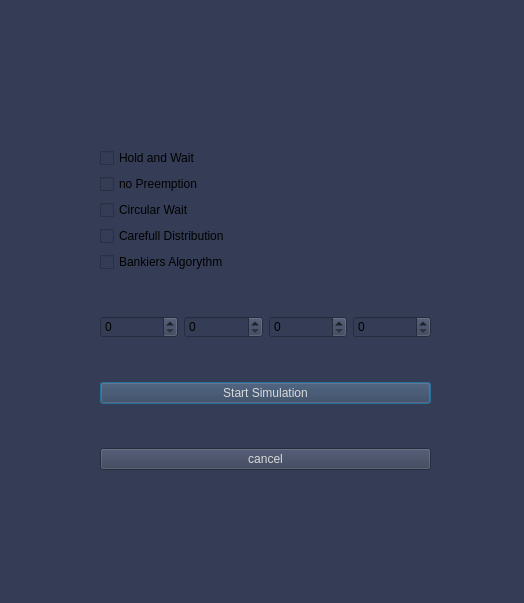
First picture: the form in DeadLocks-Final-Test/startdialog.ui, repository breathTake/Deadlocks-Algorithm-Simulation, before the edit.
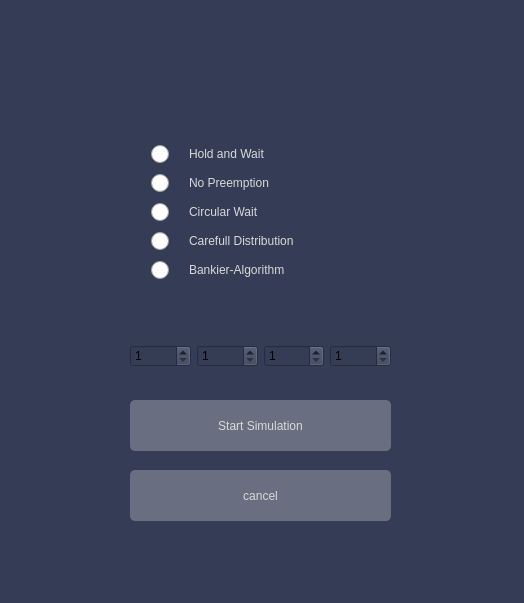
Second picture: the form after the edit. Icons and pictures are not drawn.

Commit message:
changed start dialog
edited style sheets

The edit to the form file:
```diff
--- a/DeadLocks-Final-Test/startdialog.ui
+++ b/DeadLocks-Final-Test/startdialog.ui
@@ -19,213 +19,345 @@
   <widget class="QWidget" name="">
    <property name="geometry">
     <rect>
-     <x>100</x>
-     <y>110</y>
-     <width>331</width>
-     <height>401</height>
+     <x>150</x>
+     <y>140</y>
+     <width>209</width>
+     <height>146</height>
     </rect>
    </property>
    <layout class="QVBoxLayout" name="verticalLayout_2">
     <item>
-     <layout class="QVBoxLayout" name="verticalLayout">
-      <item>
-       <widget class="QCheckBox" name="checkBox_HoldAndWait">
-        <property name="styleSheet">
-         <string notr="true">border: none;
-font: 14pt &quot;Futura Bk BT&quot;;
-font-color:  rgb(217, 217, 217);
-background-color:  none;
-spacing:  25px;
-QCheckBox {
-    spacing:  20px;
-};
+     <widget class="QRadioButton" name="radio_holdwait">
+      <property name="styleSheet">
+       <string notr="true">QRadioButton {
+	font: 14pt &quot;Futura Bk BT&quot;;
+	color:  rgb(217, 217, 217);
+    spacing: 20px;
+	background-color: none;
+}
 
 
-indicator::unchecked: 	image: url(:/resources/checkBox_off.png);
-QCheckBox::indicator:checked {
-    
-	image: url(:/resources/checkBox_on.png);
-	border: none;
-	background-color:  none;
+QRadioButton::indicator::hover {
+	color: rgb(105, 111, 128);
 }
-</string>
-        </property>
-        <property name="text">
-         <string>Hold and Wait</string>
-        </property>
-        <property name="tristate">
-         <bool>false</bool>
-        </property>
-       </widget>
-      </item>
-      <item>
-       <widget class="QCheckBox" name="checkBox_noPreemption">
-        <property name="styleSheet">
-         <string notr="true">border: none;
-font: 14pt &quot;Futura Bk BT&quot;;
-font-color:  rgb(217, 217, 217);
-background-color:  none;
-spacing:  25px;
-QCheckBox {
-    spacing:  20px;
-};
 
+QRadioButton::indicator {
+    width: 19px;
+    height: 19px;
+}
 
-indicator::unchecked: 	image: url(:/resources/checkBox_off.png);
-QCheckBox::indicator:checked {
-    
+QRadioButton::indicator:unchecked {
+	
+	image: url(:/resources/checkBox_off.png);
+}
+
+QRadioButton::indicator:checked {
+	
 	image: url(:/resources/checkBox_on.png);
-	border: none;
-	background-color:  none;
+}</string>
+      </property>
+      <property name="text">
+       <string>Hold and Wait</string>
+      </property>
+     </widget>
+    </item>
+    <item>
+     <widget class="QRadioButton" name="radio_preempt">
+      <property name="styleSheet">
+       <string notr="true">QRadioButton {
+	font: 14pt &quot;Futura Bk BT&quot;;
+	color:  rgb(217, 217, 217);
+    spacing: 20px;
+background-color: none;
 }
-</string>
-        </property>
-        <property name="text">
-         <string>no Preemption</string>
-        </property>
-        <property name="tristate">
-         <bool>false</bool>
-        </property>
-       </widget>
-      </item>
-      <item>
-       <widget class="QCheckBox" name="checkBox_circularWait">
-        <property name="styleSheet">
-         <string notr="true">border: none;
-font: 14pt &quot;Futura Bk BT&quot;;
-font-color:  rgb(217, 217, 217);
-background-color:  none;
-spacing:  25px;
-QCheckBox {
-    spacing:  20px;
-};
 
+QRadioButton::indicator {
+    width: 19px;
+    height: 19px;
+}
 
-indicator::unchecked: 	image: url(:/resources/checkBox_off.png);
-QCheckBox::indicator:checked {
-    
+QRadioButton::indicator:unchecked {
+	
+	image: url(:/resources/checkBox_off.png);
+}
+
+QRadioButton::indicator:checked {
+	
 	image: url(:/resources/checkBox_on.png);
-	border: none;
-	background-color:  none;
 }
 </string>
-        </property>
-        <property name="text">
-         <string>Circular Wait</string>
-        </property>
-        <property name="tristate">
-         <bool>false</bool>
-        </property>
-       </widget>
-      </item>
-      <item>
-       <widget class="QCheckBox" name="checkBox_CarefullDistribution">
-        <property name="styleSheet">
-         <string notr="true">border: none;
-font: 14pt &quot;Futura Bk BT&quot;;
-font-color:  rgb(217, 217, 217);
-background-color:  none;
-spacing:  25px;
-QCheckBox {
-    spacing:  20px;
-};
+      </property>
+      <property name="text">
+       <string>No Preemption</string>
+      </property>
+     </widget>
+    </item>
+    <item>
+     <widget class="QRadioButton" name="radio_circularw">
+      <property name="styleSheet">
+       <string notr="true">QRadioButton {
+	font: 14pt &quot;Futura Bk BT&quot;;
+	color:  rgb(217, 217, 217);
+    spacing: 20px;
+background-color: none;
+}
 
+QRadioButton::indicator {
+    width: 19px;
+    height: 19px;
+}
 
-indicator::unchecked: 	image: url(:/resources/checkBox_off.png);
-QCheckBox::indicator:checked {
-    
+QRadioButton::indicator:unchecked {
+	
+	image: url(:/resources/checkBox_off.png);
+}
+
+QRadioButton::indicator:checked {
+	
 	image: url(:/resources/checkBox_on.png);
-	border: none;
-	background-color:  none;
+}</string>
+      </property>
+      <property name="text">
+       <string>Circular Wait</string>
+      </property>
+     </widget>
+    </item>
+    <item>
+     <widget class="QRadioButton" name="radio_bankier_2">
+      <property name="styleSheet">
+       <string notr="true">QRadioButton {
+	font: 14pt &quot;Futura Bk BT&quot;;
+	color:  rgb(217, 217, 217);
+    spacing: 20px;
+background-color: none;
 }
-</string>
-        </property>
-        <property name="text">
-         <string>Carefull Distribution</string>
-        </property>
-        <property name="tristate">
-         <bool>false</bool>
-        </property>
-       </widget>
-      </item>
-      <item>
-       <widget class="QCheckBox" name="checkBox_BankiersAlgorythm">
-        <property name="styleSheet">
-         <string notr="true">border: none;
-font: 14pt &quot;Futura Bk BT&quot;;
-font-color:  rgb(217, 217, 217);
-background-color:  none;
-spacing:  25px;
-QCheckBox {
-    spacing:  20px;
-};
 
+QRadioButton::indicator {
+    width: 19px;
+    height: 19px;
+}
 
-indicator::unchecked: 	image: url(:/resources/checkBox_off.png);
-QCheckBox::indicator:checked {
-    
-	image: url(:/resources/checkBox_on.png);
-	border: none;
-	background-color:  none;
+QRadioButton::indicator:unchecked {
+	
+	image: url(:/resources/checkBox_off.png);
 }
-</string>
-        </property>
-        <property name="text">
-         <string>Bankiers Algorythm</string>
-        </property>
-        <property name="tristate">
-         <bool>false</bool>
-        </property>
-       </widget>
-      </item>
-     </layout>
+
+QRadioButton::indicator:checked {
+	
+	image: url(:/resources/checkBox_on.png);
+}</string>
+      </property>
+      <property name="text">
+       <string>Carefull Distribution</string>
+      </property>
+     </widget>
     </item>
     <item>
-     <layout class="QHBoxLayout" name="horizontalLayout">
-      <item>
-       <widget class="QSpinBox" name="spinBox_Printer"/>
-      </item>
-      <item>
-       <widget class="QSpinBox" name="spinBox_Cd"/>
-      </item>
-      <item>
-       <widget class="QSpinBox" name="spinBox_Plotter"/>
-      </item>
-      <item>
-       <widget class="QSpinBox" name="spinBox_TapeDrive"/>
-      </item>
-     </layout>
+     <widget class="QRadioButton" name="radio_bankier">
+      <property name="styleSheet">
+       <string notr="true">QRadioButton {
+	font: 14pt &quot;Futura Bk BT&quot;;
+	color:  rgb(217, 217, 217);
+    spacing: 20px;
+background-color: none;
+}
+
+QRadioButton::indicator {
+    width: 19px;
+    height: 19px;
+}
+
+QRadioButton::indicator:unchecked {
+	
+	image: url(:/resources/checkBox_off.png);
+}
+
+QRadioButton::indicator:checked {
+	
+	image: url(:/resources/checkBox_on.png);
+}</string>
+      </property>
+      <property name="text">
+       <string>Bankier-Algorithm</string>
+      </property>
+     </widget>
     </item>
+   </layout>
+  </widget>
+  <widget class="QWidget" name="">
+   <property name="geometry">
+    <rect>
+     <x>130</x>
+     <y>340</y>
+     <width>261</width>
+     <height>32</height>
+    </rect>
+   </property>
+   <layout class="QHBoxLayout" name="horizontalLayout">
     <item>
-     <widget class="QPushButton" name="startSimulationButton">
+     <widget class="QSpinBox" name="spinBox_Printer">
       <property name="styleSheet">
-       <string notr="true">border-image: url(:/resources/button_on.png);
-font: 18pt &quot;Futura BdCn BT&quot;;
-color: rgb(217, 217, 217);</string>
+       <string notr="true">QSpinBox {
+    padding-right: 15px; /* make room for the arrows */
+    border-image: url(:/images/frame.png) 4;
+    border-width: 3;
+}
+
+QSpinBox::up-button {
+    subcontrol-origin: border;
+    subcontrol-position: top right; /* position at the top right corner */
+
+    width: 16px; /* 16 + 2*1px border-width = 15px padding + 3px parent border */
+    border-image: url(:/images/spinup.png) 1;
+    border-width: 1px;
+}
+
+QSpinBox::up-button:hover {
+    border-image: url(:/images/spinup_hover.png) 1;
+}
+
+QSpinBox::up-button:pressed {
+    border-image: url(:/images/spinup_pressed.png) 1;
+}
+
+QSpinBox::up-arrow {
+    image: url(:/images/up_arrow.png);
+    width: 7px;
+    height: 7px;
+}
+
+QSpinBox::up-arrow:disabled, QSpinBox::up-arrow:off { /* off state when value is max */
+   image: url(:/images/up_arrow_disabled.png);
+}
+
+QSpinBox::down-button {
+    subcontrol-origin: border;
+    subcontrol-position: bottom right; /* position at bottom right corner */
+
+    width: 16px;
+    border-image: url(:/images/spindown.png) 1;
+    border-width: 1px;
+    border-top-width: 0;
+}
+
+QSpinBox::down-button:hover {
+    border-image: url(:/images/spindown_hover.png) 1;
+}
+
+QSpinBox::down-button:pressed {
+    border-image: url(:/images/spindown_pressed.png) 1;
+}
+
+QSpinBox::down-arrow {
+    image: url(:/images/down_arrow.png);
+    width: 7px;
+    height: 7px;
+}
+
+QSpinBox::down-arrow:disabled,
+QSpinBox::down-arrow:off { /* off state when value in min */
+   image: url(:/images/down_arrow_disabled.png);
+}</string>
       </property>
-      <property name="text">
-       <string>Start Simulation</string>
+      <property name="minimum">
+       <number>1</number>
       </property>
-      <property name="checkable">
-       <bool>false</bool>
+      <property name="maximum">
+       <number>10</number>
       </property>
      </widget>
     </item>
     <item>
-     <widget class="QPushButton" name="cancelButton">
-      <property name="styleSheet">
-       <string notr="true">border-image: url(:/resources/button_on.png);
-font: 18pt &quot;Futura BdCn BT&quot;;
-color: rgb(217, 217, 217);
-</string>
+     <widget class="QSpinBox" name="spinBox_Cd">
+      <property name="minimum">
+       <number>1</number>
       </property>
-      <property name="text">
-       <string>cancel</string>
+      <property name="maximum">
+       <number>10</number>
       </property>
      </widget>
     </item>
+    <item>
+     <widget class="QSpinBox" name="spinBox_Plotter">
+      <property name="minimum">
+       <number>1</number>
+      </property>
+      <property name="maximum">
+       <number>10</number>
+      </property>
+     </widget>
+    </item>
+    <item>
+     <widget class="QSpinBox" name="spinBox_TapeDrive">
+      <property name="minimum">
+       <number>1</number>
+      </property>
+      <property name="maximum">
+       <number>10</number>
+      </property>
+     </widget>
+    </item>
    </layout>
   </widget>
+  <widget class="QPushButton" name="startSimulationButton">
+   <property name="geometry">
+    <rect>
+     <x>130</x>
+     <y>400</y>
+     <width>261</width>
+     <height>51</height>
+    </rect>
+   </property>
+   <property name="styleSheet">
+    <string notr="true">QPushButton {
+    border-radius: 5px;
+	background-color: rgb(105, 111, 128);
+	font: 18pt &quot;Futura BdCn BT&quot;;
+	color: rgb(217, 217, 217);
+};
+QPushButton::pressed {
+    border-radius: 5px;
+	background-color: rgb(40, 43, 52);
+	font: 18pt &quot;Futura BdCn BT&quot;;
+	color: rgb(217, 217, 217);
+}
+</string>
+   </property>
+   <property name="text">
+    <string>Start Simulation</string>
+   </property>
+   <property name="checkable">
+    <bool>false</bool>
+   </property>
+  </widget>
+  <widget class="QPushButton" name="cancelButton">
+   <property name="geometry">
+    <rect>
+     <x>130</x>
+     <y>470</y>
+     <width>261</width>
+     <height>51</height>
+    </rect>
+   </property>
+   <property name="styleSheet">
+    <string notr="true">QPushButton {
+    border-radius: 5px;
+	background-color: rgb(105, 111, 128);
+	font: 18pt &quot;Futura BdCn BT&quot;;
+	color: rgb(217, 217, 217);
+};
+QPushButton::pressed {
+    border-radius: 5px;
+	background-color: rgb(40, 43, 52);
+	font: 18pt &quot;Futura BdCn BT&quot;;
+	color: rgb(217, 217, 217);
+}
+</string>
+   </property>
+   <property name="text">
+    <string>cancel</string>
+   </property>
+  </widget>
  </widget>
  <resources/>
  <connections>
```
Left out of the diff: 5 changed lines with no effect on the pictures. The commit also changes 1 other file.
